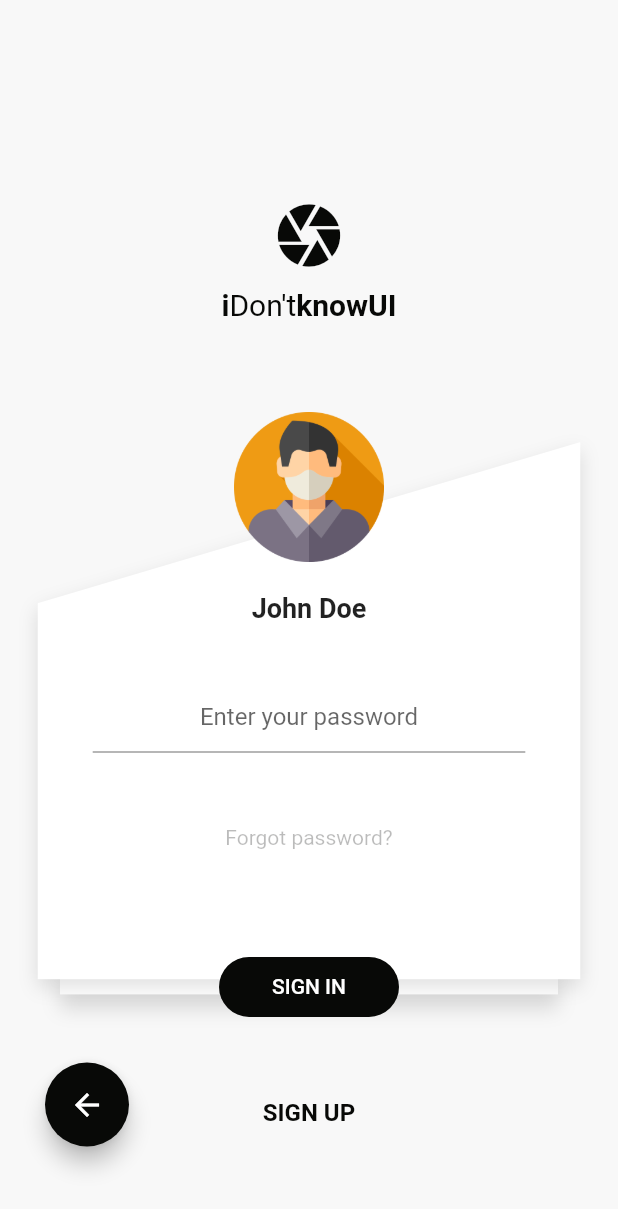
After one commit to shelarsuhas/flutter_ui_demos, a Flutter app: the LoginPage2 screen opened directly, after a tap on "NEXT", on a phone screen of 412 x 824 dp. The commit adds this screen. Shown: the top 1209 px of the screen. Run offline on Flutter 3.47's test engine with Material 2 defaults, Android fonts, the phone set to English and light mode, and no system bars; our stand-ins replace font_awesome_flutter.

Commit message:
ADD: Login 2
ADD: Custom Clip Shadow Path

```diff
--- /dev/null
+++ b/lib/presentation/common_widgets/clip_shadow_path.dart
@@ -0,0 +1,45 @@
+import 'package:flutter/material.dart';
+
+@immutable
+class ClipShadowPath extends StatelessWidget {
+  final Shadow shadow;
+  final CustomClipper<Path> clipper;
+  final Widget child;
+
+  ClipShadowPath({
+    @required this.shadow,
+    @required this.clipper,
+    @required this.child,
+  });
+
+  @override
+  Widget build(BuildContext context) {
+    return CustomPaint(
+      key: UniqueKey(),
+      painter: _ClipShadowShadowPainter(
+        clipper: this.clipper,
+        shadow: this.shadow,
+      ),
+      child: ClipPath(child: child, clipper: this.clipper),
+    );
+  }
+}
+
+class _ClipShadowShadowPainter extends CustomPainter {
+  final Shadow shadow;
+  final CustomClipper<Path> clipper;
+
+  _ClipShadowShadowPainter({@required this.shadow, @required this.clipper});
+
+  @override
+  void paint(Canvas canvas, Size size) {
+    var paint = shadow.toPaint();
+    var clipPath = clipper.getClip(size).shift(shadow.offset);
+    canvas.drawPath(clipPath, paint);
+  }
+
+  @override
+  bool shouldRepaint(CustomPainter oldDelegate) {
+    return true;
+  }
+}
--- /dev/null
+++ b/lib/presentation/features/login/pages/login_page_2.dart
@@ -0,0 +1,299 @@
+import 'dart:ui';
+
+import 'package:flutter/material.dart';
+import 'package:flutter_ui_demos/presentation/common_widgets/clip_shadow_path.dart';
+import 'package:font_awesome_flutter/font_awesome_flutter.dart';
+
+// Author: Suhas Shelar
+// GitHub: https://github.com/shelarsuhas
+
+class LoginPage2 extends StatefulWidget {
+  static final String path = "lib/presentation/login/pages/login_page_2.dart";
+  @override
+  _LoginPage2State createState() => _LoginPage2State();
+}
+
+class _LoginPage2State extends State<LoginPage2> {
+  Color blackColor = Color(0xff080907);
+  bool isEmailScreen;
+
+  @override
+  void initState() {
+    super.initState();
+    isEmailScreen = true;
+  }
+
+  @override
+  Widget build(BuildContext context) {
+    Size size = MediaQuery.of(context).size;
+    return Scaffold(
+      body: SafeArea(
+        child: SingleChildScrollView(
+          child: Container(
+            color: Color(0xfff8f8f8),
+            height: size.height,
+            width: double.infinity,
+            child: Column(
+              mainAxisSize: MainAxisSize.max,
+              children: <Widget>[
+                Expanded(
+                  flex: 1,
+                  child: Container(
+                    child: Padding(
+                      padding: const EdgeInsets.only(bottom: 60.0),
+                      child: Column(
+                        mainAxisAlignment: MainAxisAlignment.end,
+                        children: <Widget>[
+                          Icon(
+                            Icons.camera,
+                            size: 50,
+                            color: blackColor,
+                          ),
+                          SizedBox(
+                            height: 10,
+                          ),
+                          RichText(
+                            text: TextSpan(
+                              text: 'i',
+                              style: TextStyle(
+                                fontSize: 20,
+                                color: blackColor,
+                                fontWeight: FontWeight.bold,
+                              ),
+                              children: [
+                                TextSpan(
+                                  text: 'Don\'t',
+                                  style: TextStyle(
+                                    fontWeight: FontWeight.normal,
+                                  ),
+                                ),
+                                TextSpan(
+                                  text: 'knowUI',
+                                  style: TextStyle(
+                                    fontWeight: FontWeight.bold,
+                                  ),
+                                ),
+                              ],
+                            ),
+                          )
+                        ],
+                      ),
+                    ),
+                  ),
+                ),
+                Expanded(
+                  flex: 2,
+                  child: Stack(
+                    alignment: Alignment.lerp(
+                      Alignment.topCenter,
+                      Alignment.bottomCenter,
+                      0.0,
+                    ),
+                    children: <Widget>[
+                      Positioned(
+                        top: size.height / 2.3 + 10,
+                        left: 40,
+                        right: 40,
+                        child: Container(
+                          height: 20,
+                          decoration: BoxDecoration(
+                            color: Colors.white,
+                            boxShadow: [
+                              BoxShadow(
+                                offset: Offset(0, 10),
+                                blurRadius: 10,
+                                color: Colors.black12,
+                              ),
+                            ],
+                          ),
+                        ),
+                      ),
+                      Padding(
+                        padding: const EdgeInsets.only(
+                          left: 25.0,
+                          right: 25.0,
+                          top: 20.0,
+                          bottom: 10.0,
+                        ),
+                        child: ClipShadowPath(
+                          shadow: Shadow(
+                            offset: Offset(0, 5),
+                            color: Colors.black12,
+                            blurRadius: 10,
+                          ),
+                          clipper: Clipper(),
+                          child: Container(
+                            height: size.height / 2.3,
+                            decoration: BoxDecoration(
+                              color: Colors.white,
+                            ),
+                          ),
+                        ),
+                      ),
+                      Positioned(
+                        left: 0,
+                        right: 0,
+                        child: CircleAvatar(
+                          radius: 50,
+                          backgroundColor: Colors.grey.shade200,
+                          child: isEmailScreen
+                              ? Icon(
+                                  Icons.person,
+                                  size: 60,
+                                  color: Colors.grey.shade400,
+                                )
+                              : Image.asset('assets/images/covid_person.png'),
+                        ),
+                      ),
+                      Positioned(
+                        top: 120,
+                        child: Opacity(
+                          opacity: isEmailScreen ? 0 : 1,
+                          child: Text(
+                            'John Doe',
+                            style: TextStyle(
+                                fontWeight: FontWeight.bold, fontSize: 18),
+                          ),
+                        ),
+                      ),
+                      Positioned(
+                        top: (size.height / 2.3) / 2,
+                        width: size.width * 0.7,
+                        child: TextField(
+                          textAlign: TextAlign.center,
+                          decoration: InputDecoration(
+                            hintText: isEmailScreen
+                                ? 'Enter your email'
+                                : 'Enter your password',
+                          ),
+                        ),
+                      ),
+                      Positioned(
+                        top: (size.height / 2.3) / 1.3,
+                        child: isEmailScreen
+                            ? Row(
+                                mainAxisAlignment: MainAxisAlignment.center,
+                                mainAxisSize: MainAxisSize.max,
+                                children: <Widget>[
+                                  CircleAvatar(
+                                    radius: 15,
+                                    backgroundColor: blackColor,
+                                    child: FaIcon(
+                                      FontAwesomeIcons.google,
+                                      size: 20,
+                                      color: Colors.white,
+                                    ),
+                                  ),
+                                  SizedBox(
+                                    width: 30,
+                                  ),
+                                  CircleAvatar(
+                                    radius: 15,
+                                    backgroundColor: blackColor,
+                                    child: FaIcon(
+                                      FontAwesomeIcons.twitter,
+                                      size: 20,
+                                      color: Colors.white,
+                                    ),
+                                  ),
+                                  SizedBox(
+                                    width: 30,
+                                  ),
+                                  CircleAvatar(
+                                    radius: 15,
+                                    backgroundColor: blackColor,
+                                    child: FaIcon(
+                                      FontAwesomeIcons.facebookF,
+                                      size: 20,
+                                      color: Colors.white,
+                                    ),
+                                  ),
+                                ],
+                              )
+                            : Text(
+                                'Forgot password?',
+                                style: TextStyle(
+                                  color: blackColor.withAlpha(70),
+                                ),
+                              ),
+                      ),
+                      Positioned(
+                        top: size.height / 2.3 + 5,
+                        width: 120,
+                        height: 40,
+                        child: FlatButton(
+                          shape: RoundedRectangleBorder(
+                            borderRadius: new BorderRadius.circular(50.0),
+                          ),
+                          color: blackColor,
+                          onPressed: () {
+                            setState(() {
+                              isEmailScreen = !isEmailScreen;
+                            });
+                          },
+                          child: Text(
+                            isEmailScreen ? 'NEXT' : 'SIGN IN',
+                            style: TextStyle(color: Colors.white, fontSize: 14),
+                          ),
+                        ),
+                      ),
+                      Positioned(
+                        top: size.height / 1.8,
+                        child: Text(
+                          'SIGN UP',
+                          style: TextStyle(
+                            color: blackColor,
+                            fontSize: 16,
+                            fontWeight: FontWeight.bold,
+                          ),
+                        ),
+                      ),
+                      Positioned(
+                        top: size.height / 1.9,
+                        left: 30,
+                        child: Opacity(
+                          opacity: isEmailScreen ? 0 : 1,
+                          child: FloatingActionButton(
+                            backgroundColor: blackColor,
+                            onPressed: () {
+                              setState(() {
+                                isEmailScreen = !isEmailScreen;
+                              });
+                            },
+                            child: Icon(
+                              Icons.arrow_back,
+                              color: Colors.white,
+                            ),
+                          ),
+                        ),
+                      ),
+                    ],
+                  ),
+                ),
+              ],
+            ),
+          ),
+        ),
+      ),
+    );
+  }
+}
+
+class Clipper extends CustomClipper<Path> {
+  @override
+  getClip(Size size) {
+    final path = Path();
+
+    path.moveTo(0.0, size.height * 0.3);
+    path.lineTo(0.0, size.height);
+    path.lineTo(size.width, size.height);
+    path.lineTo(size.width, 0.0);
+
+    return path;
+  }
+
+  @override
+  bool shouldReclip(CustomClipper oldClipper) {
+    return true;
+  }
+}
--- a/lib/presentation/features/login/widgets/login_register_1_common.dart
+++ b/lib/presentation/features/login/widgets/login_register_1_common.dart
@@ -11,6 +11,8 @@ Widget getHeaderPrimaryClipPath() {
       height: double.infinity,
       decoration: BoxDecoration(
         gradient: LinearGradient(
+          begin: FractionalOffset.topLeft,
+          end: FractionalOffset.topRight,
           colors: [
             Color(0xfff9995e),
             Color(0xffb55a50),
@@ -40,9 +42,11 @@ Widget getFooterPrimaryClipPath() {
       height: double.infinity,
       decoration: BoxDecoration(
         gradient: LinearGradient(
+          begin: FractionalOffset.bottomLeft,
+          end: FractionalOffset.topRight,
           colors: [
             Color(0xff0be7f6),
-            Color(0xff4da1ed),
+            Color(0xff217fd1),
           ],
         ),
       ),
--- /dev/null
+++ b/lib/references.txt
@@ -0,0 +1,3 @@
+Inspiration: https://github.com/lohanidamodar/flutter_ui_challenges
+Login 1 / Register 1: https://medium.com/@adityadaniel/login-screen-ui-inspiration-1-6262a2b8cce0
+Login 2: https://medium.muz.li/login-sign-up-inspiration-for-mobile-apps-aeff34090bbd#.y5npwhp1h
--- a/lib/routes/router.dart
+++ b/lib/routes/router.dart
@@ -1,4 +1,5 @@
 import 'package:flutter/material.dart';
+import 'package:flutter_ui_demos/presentation/features/login/pages/login_page_2.dart';
 
 import '../data/common_models/list_item.dart';
 import '../presentation/features/login/pages/login_page_1.dart';
@@ -19,6 +20,12 @@ final List<dynamic> routes = [
         path: LoginPage1.path,
       ),
       SubListItem(
+        name: 'Login Page 2',
+        page: LoginPage2(),
+        icon: Icons.person,
+        path: LoginPage1.path,
+      ),
+      SubListItem(
         name: 'Register Page 1',
         page: RegisterPage1(),
         icon: Icons.person_add,
```
Also changed, not shown: pubspec.yaml (+5 -3 lines), assets/images/covid_person.png (added), pubspec.lock.
